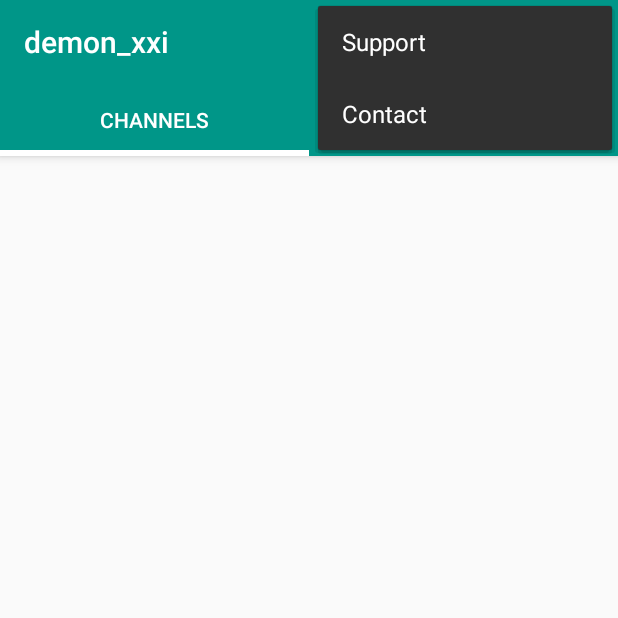
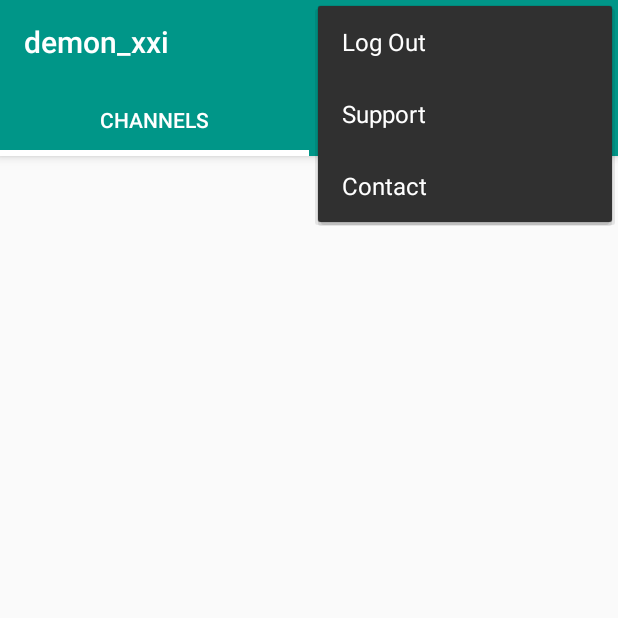
Before and after one commit to demon-xxi/es-lurker-stats-android, an Android app: the ViewerActivity screen opened directly, with no data from a screen before it, with the options menu open, on a phone screen of 412 x 824 dp, the top half of it. Run offline under Robolectric (Android 15) with nearby library versions, the phone set to English and light mode, and no system bars; our stand-ins replace Picasso; libraries missing offline, so code that uses them is left out: com.snappydb, io.supercharge.rxsnappy; pictures from the network do not load; 4 statements that could not run were skipped.

Commit message:
Added logout for #10

```diff
--- a/app/src/main/res/menu/menu_viewer.xml
+++ b/app/src/main/res/menu/menu_viewer.xml
@@ -8,6 +8,16 @@
         <!--android:orderInCategory="100"-->
         <!--android:title="@string/action_settings"-->
         <!--app:showAsAction="never" />-->
+
+    <group
+        android:id="@+id/authenticated_menu_group"
+        >
+        <item
+            android:id="@+id/action_logout"
+            android:orderInCategory="180"
+            android:title="@string/action_logout"
+            app:showAsAction="never" />
+    </group>
 
     <item
         android:id="@+id/action_support"
--- a/app/src/main/res/values/strings.xml
+++ b/app/src/main/res/values/strings.xml
@@ -4,6 +4,7 @@
     <string name="action_twitch_channel">Open Channel</string>
     <string name="action_contact">Contact</string>
     <string name="action_support">Support</string>
+    <string name="action_logout">Log Out</string>
 
     <string name="title_activity_tabs">TabsActivity</string>
     <string name="section_format">Hello World from section: %1$d</string>
```
Also changed, not shown: app/src/main/AndroidManifest.xml (+4 -4 lines), app/src/main/java/tv/esporter/lurkerstats/SplashActivity.java (+17 -3 lines), app/src/main/java/tv/esporter/lurkerstats/ViewerActivity.java (+30 -1 lines).
